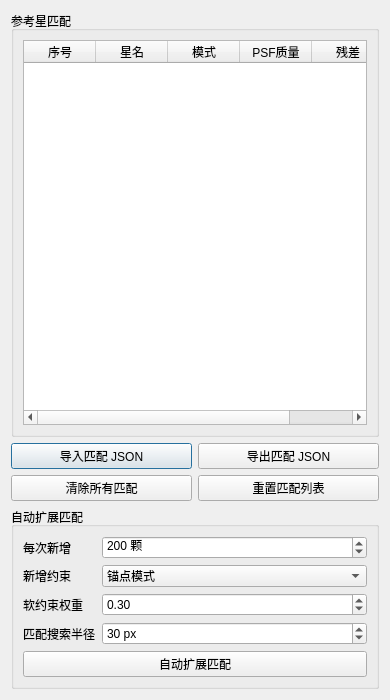
Above: meteoalign/ui/star_pair_assistant_dialog.ui from HG731GZ/HGMeteoTool before the change. Below: the same form after it.
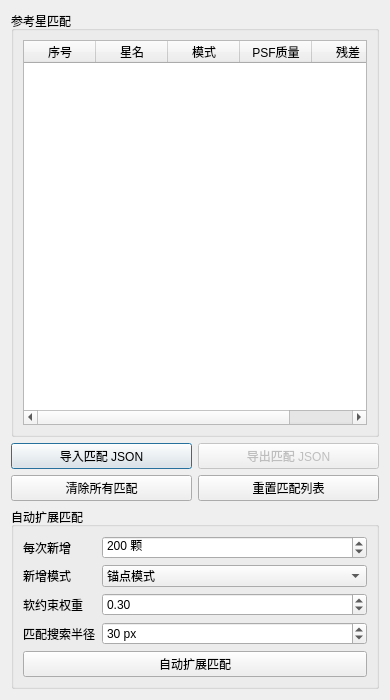
That is the form after the change.

```diff
--- a/meteoalign/ui/star_pair_assistant_dialog.ui
+++ b/meteoalign/ui/star_pair_assistant_dialog.ui
@@ -117,6 +117,9 @@
      </item>
      <item>
       <widget class="QPushButton" name="pushButtonExportStarPairs">
+       <property name="enabled">
+        <bool>false</bool>
+       </property>
        <property name="text">
         <string>导出匹配 JSON</string>
        </property>
@@ -188,7 +191,7 @@
         <item row="1" column="0">
          <widget class="QLabel" name="labelAutoMatchConstraintMode">
           <property name="text">
-           <string>新增约束</string>
+           <string>新增模式</string>
           </property>
          </widget>
         </item>
```
